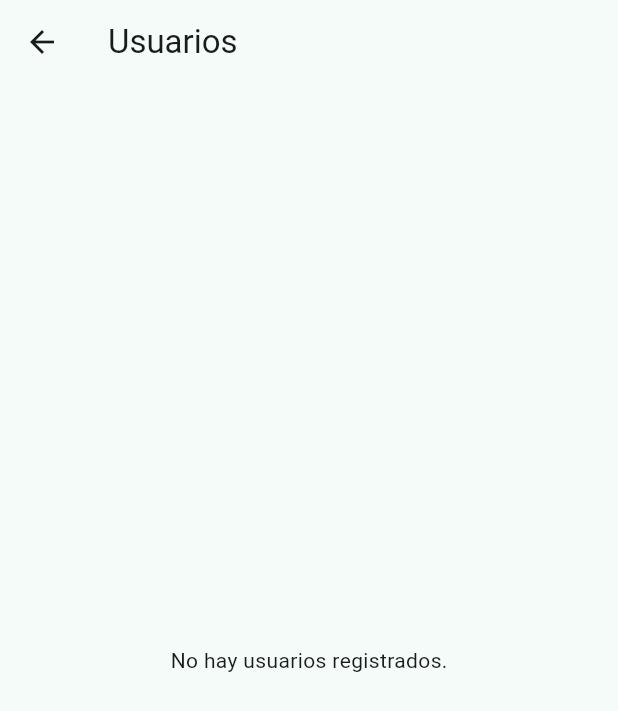
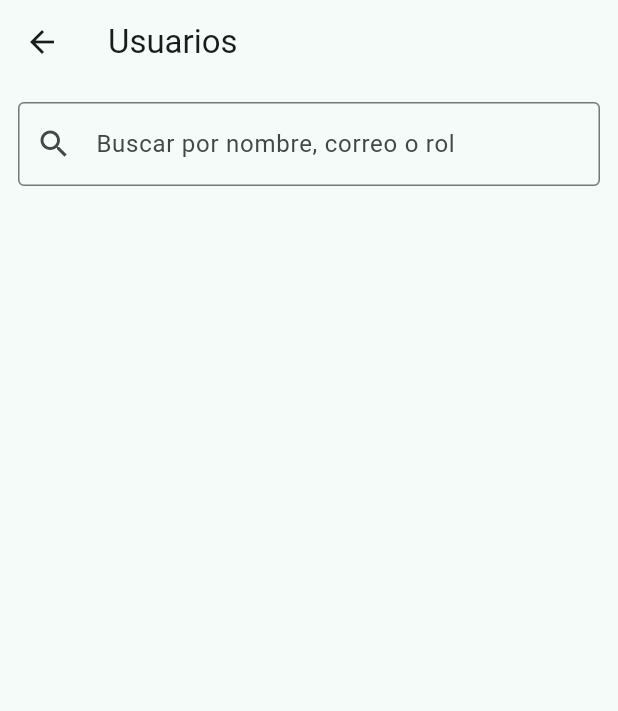
Before and after one commit to Angel9029/pillsoclock, a Flutter app: the UsersScreen screen opened directly, on a phone screen of 412 x 824 dp. Shown: the top 711 px of the screen. Run offline on Flutter 3.47's test engine with Material 3 defaults, Android fonts, the light colour scheme and no system bars; our stand-ins replace cloud_firestore, firebase_auth, firebase_core; accounts and stored records are empty.

Commit message:
adding user filtering in Admin panel

```diff
--- a/lib/core/services/firestore_service.dart
+++ b/lib/core/services/firestore_service.dart
@@ -63,5 +63,4 @@ Future<void> rejectRoleRequest(String fromUser) async {
       await doc.reference.update({'status': 'rejected'});
     }
   }
-
 }
--- a/lib/screens/admin/users_screen.dart
+++ b/lib/screens/admin/users_screen.dart
@@ -2,52 +2,138 @@ import 'package:flutter/material.dart';
 import 'package:cloud_firestore/cloud_firestore.dart';
 import 'package:firebase_auth/firebase_auth.dart';
 
-class UsersScreen extends StatelessWidget {
+class UsersScreen extends StatefulWidget {
   const UsersScreen({super.key});
 
   @override
+  State<UsersScreen> createState() => _UsersScreenState();
+}
+
+class _UsersScreenState extends State<UsersScreen> {
+  final currentUser = FirebaseAuth.instance.currentUser;
+  final TextEditingController _searchController = TextEditingController();
+
+  List<DocumentSnapshot> _users = [];
+  bool _loading = false;
+  bool _hasMore = true;
+  int _perPage = 50;
+  DocumentSnapshot? _lastDocument;
+
+  @override
+  void initState() {
+    super.initState();
+    _loadUsers();
+  }
+
+  Future<void> _loadUsers({bool reset = false}) async {
+    if (_loading) return;
+
+    setState(() => _loading = true);
+
+    Query query = FirebaseFirestore.instance
+        .collection('users')
+        .where('role', isNotEqualTo: 'admin')
+        .orderBy('name')
+        .limit(_perPage);
+
+    if (_lastDocument != null && !reset) {
+      query = query.startAfterDocument(_lastDocument!);
+    }
+
+    final snapshot = await query.get();
+
+    if (reset) {
+      _users = snapshot.docs;
+    } else {
+      _users.addAll(snapshot.docs);
+    }
+
+    if (snapshot.docs.isNotEmpty) {
+      _lastDocument = snapshot.docs.last;
+    }
+
+    if (snapshot.docs.length < _perPage) {
+      _hasMore = false;
+    }
+
+    setState(() => _loading = false);
+  }
+
+  void _onSearchChanged() {
+    // Si quieres hacer búsqueda en Firestore, aquí puedes disparar query por nombre/email/rol
+    // Por simplicidad aquí filtramos localmente
+    setState(() {});
+  }
+
+  bool _matchesFilter(Map<String, dynamic> data) {
+    final text = _searchController.text.toLowerCase();
+    if (text.isEmpty) return true;
+
+    final name = (data['name'] ?? '').toString().toLowerCase();
+    final email = (data['email'] ?? '').toString().toLowerCase();
+    final role = (data['role'] ?? '').toString().toLowerCase();
+
+    return name.contains(text) || email.contains(text) || role.contains(text);
+  }
+
+  @override
   Widget build(BuildContext context) {
-    final currentUser = FirebaseAuth.instance.currentUser;
+    final filteredUsers =
+        _users.where((doc) => doc.id != currentUser?.uid && _matchesFilter(doc.data() as Map<String, dynamic>)).toList();
 
     return Scaffold(
       appBar: AppBar(
         title: const Text('Usuarios'),
       ),
-      body: StreamBuilder<QuerySnapshot>(
-        stream: FirebaseFirestore.instance
-            .collection('users')
-            .where('role', isNotEqualTo: 'admin')
-            .snapshots(),
-        builder: (context, snapshot) {
-          if (snapshot.hasError) {
-            return const Center(child: Text('Error al cargar usuarios'));
+      body: Column(
+        children: [
+          Padding(
+            padding: const EdgeInsets.all(12.0),
+            child: TextField(
+              controller: _searchController,
+              decoration: const InputDecoration(
+                labelText: 'Buscar por nombre, correo o rol',
+                border: OutlineInputBorder(),
+                prefixIcon: Icon(Icons.search),
+              ),
+              onChanged: (value) => _onSearchChanged(),
+            ),
+          ),
+          Expanded(
+            child: NotificationListener<ScrollNotification>(
+              onNotification: (scrollInfo) {
+                if (!_loading &&
+                    _hasMore &&
+                    scrollInfo.metrics.pixels ==
+                        scrollInfo.metrics.maxScrollExtent) {
+                  _loadUsers();
                 }
-          if (snapshot.connectionState == ConnectionState.waiting) {
-            return const Center(child: CircularProgressIndicator());
+                return false;
+              },
+              child: ListView.builder(
+                itemCount: filteredUsers.length + (_hasMore ? 1 : 0),
+                itemBuilder: (context, index) {
+                  if (index == filteredUsers.length) {
+                    return const Padding(
+                      padding: EdgeInsets.all(12),
+                      child: Center(child: CircularProgressIndicator()),
+                    );
                   }
 
-          final users = snapshot.data!.docs
-              .where((doc) => doc.id != currentUser?.uid)
-              .toList();
-
-          if (users.isEmpty) {
-            return const Center(child: Text('No hay usuarios registrados.'));
-          }
-
-          return ListView.builder(
-            itemCount: users.length,
-            itemBuilder: (context, index) {
-              final user = users[index];
+                  final user = filteredUsers[index];
                   final data = user.data() as Map<String, dynamic>;
                   final role = data['role'] ?? 'paciente';
+
                   return Card(
-                margin: const EdgeInsets.symmetric(horizontal: 12, vertical: 6),
+                    margin: const EdgeInsets.symmetric(
+                        horizontal: 12, vertical: 6),
                     child: ListTile(
                       leading: const Icon(Icons.person_outline),
                       title: Text(data['name'] ?? 'Sin nombre'),
                       subtitle: Text('${data['email'] ?? ''} • $role'),
                       trailing: IconButton(
-                    icon: const Icon(Icons.delete_outline, color: Colors.red),
+                        icon: const Icon(Icons.delete_outline,
+                            color: Colors.red),
                         onPressed: () async {
                           final confirm = await showDialog<bool>(
                             context: context,
@@ -57,11 +143,13 @@ class UsersScreen extends StatelessWidget {
                                   '¿Estás seguro de eliminar este usuario? Esta acción no se puede deshacer.'),
                               actions: [
                                 TextButton(
-                              onPressed: () => Navigator.pop(context, false),
+                                  onPressed: () =>
+                                      Navigator.pop(context, false),
                                   child: const Text('Cancelar'),
                                 ),
                                 ElevatedButton(
-                              onPressed: () => Navigator.pop(context, true),
+                                  onPressed: () =>
+                                      Navigator.pop(context, true),
                                   child: const Text('Eliminar'),
                                 ),
                               ],
@@ -73,9 +161,13 @@ class UsersScreen extends StatelessWidget {
                                 .collection('users')
                                 .doc(user.id)
                                 .delete();
+                            setState(() {
+                              _users.remove(user);
+                            });
                             ScaffoldMessenger.of(context).showSnackBar(
                               const SnackBar(
-                              content: Text('Usuario eliminado correctamente')),
+                                  content: Text(
+                                      'Usuario eliminado correctamente')),
                             );
                           }
                         },
@@ -83,8 +175,10 @@ class UsersScreen extends StatelessWidget {
                     ),
                   );
                 },
-          );
-        },
+              ),
+            ),
+          ),
+        ],
       ),
     );
   }
```
Also changed, not shown: lib/core/services/auth_service.dart (+8 -2 lines), lib/models/medication_model.dart (added, +53 -0 lines), lib/models/reminder_model.dart (added, +85 -0 lines). Lines whose indentation alone changed are shown as unchanged.
